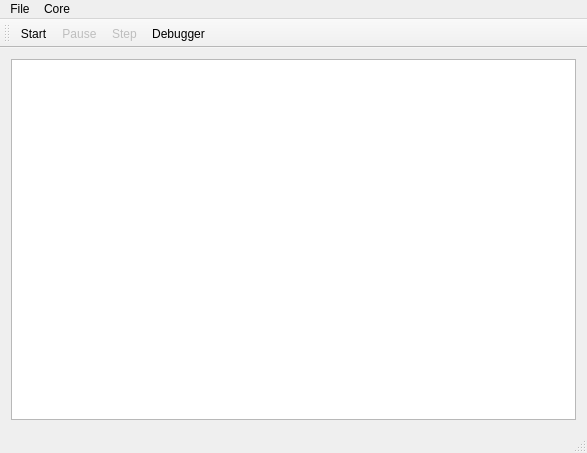
This is QAvrRunner3/mainwindow.ui in kevza/QAvrSimulator as Qt 5 draws it before an edit. The edited form follows.
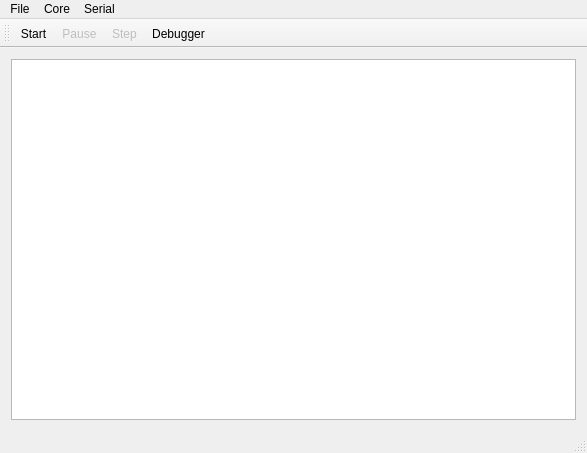
This is the edited form. Icons and pictures are not drawn.

Commit message: Serial Communications working

The edit to the form file:
```diff
--- a/QAvrRunner3/mainwindow.ui
+++ b/QAvrRunner3/mainwindow.ui
@@ -63,8 +63,14 @@
      <string>Core</string>
     </property>
    </widget>
+   <widget class="QMenu" name="menuSerial">
+    <property name="title">
+     <string>Serial</string>
+    </property>
+   </widget>
    <addaction name="menuFile"/>
    <addaction name="menuCore"/>
+   <addaction name="menuSerial"/>
   </widget>
   <widget class="QStatusBar" name="statusBar"/>
   <widget class="QToolBar" name="toolBar">
```
Left out of the diff: 45 changed lines with no effect on the pictures. The commit also changes 31 other files.
